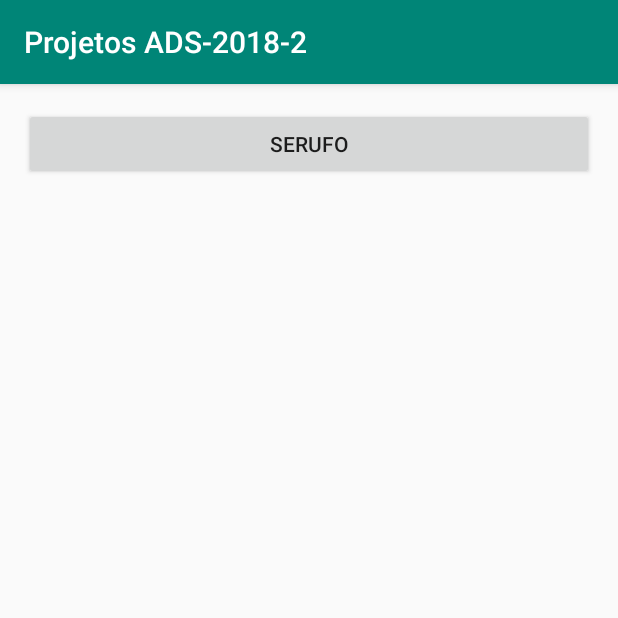
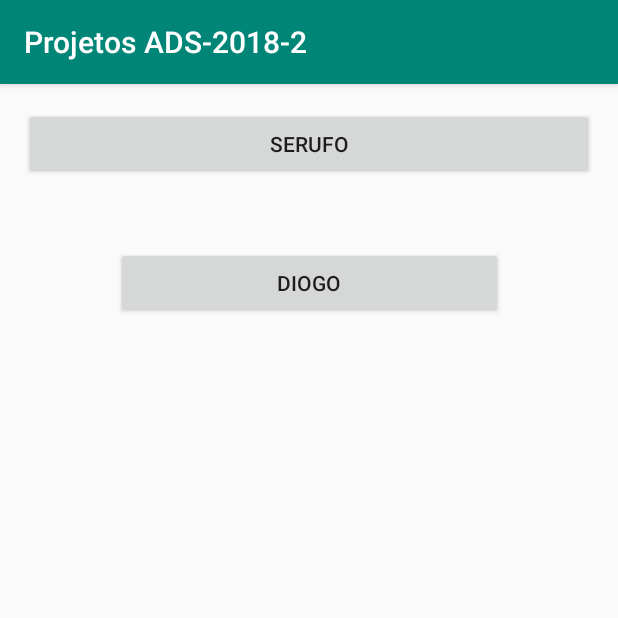
Before and after one commit to serufo/ADS20182, an Android app: the screen it shows after launch (MainActivity), on a phone screen of 412 x 824 dp, the top half of it. Run offline under Robolectric (Android 15) with nearby library versions, the phone set to English and light mode, and no system bars.

Commit message:
Criammos uma nova Activity e um botão que envia para essa nova activity e na nova activity um botão que volta para a principal.

```diff
--- a/app/src/main/AndroidManifest.xml
+++ b/app/src/main/AndroidManifest.xml
@@ -17,7 +17,8 @@
                 <category android:name="android.intent.category.LAUNCHER" />
             </intent-filter>
         </activity>
-        <activity android:name=".ProfSerufo"></activity>
+        <activity android:name=".ProfSerufo" />
+        <activity android:name=".diogoActivity"></activity>
     </application>
 
 </manifest>
--- a/app/src/main/java/com/example/ads_2018_2/MainActivity.java
+++ b/app/src/main/java/com/example/ads_2018_2/MainActivity.java
@@ -28,6 +28,15 @@ public class MainActivity extends AppCompatActivity {
 
         //[SERUFO] Fim do código do SERUFO
 
+        Button btnDiogo = findViewById(R.id.btnDiogo);
+        btnDiogo.setOnClickListener(new View.OnClickListener() {
+            @Override
+            public void onClick(View v) {
+                Intent intent = new Intent(MainActivity.this, diogoActivity.class);
+                startActivity(intent);
+            }
+        });
+
 
     }
 }
--- a/app/src/main/res/layout/activity_main.xml
+++ b/app/src/main/res/layout/activity_main.xml
@@ -15,10 +15,27 @@
         android:layout_marginTop="16dp"
         android:layout_marginEnd="16dp"
         android:layout_marginRight="16dp"
-        android:text="Serufo"
+        android:text="@string/btnSerufo"
         app:layout_constraintEnd_toEndOf="parent"
         app:layout_constraintStart_toStartOf="parent"
         app:layout_constraintTop_toTopOf="parent" />
 
+    <Button
+        android:id="@+id/btnDiogo"
+        android:layout_width="258dp"
+        android:layout_height="wrap_content"
+        android:layout_marginStart="8dp"
+        android:layout_marginLeft="8dp"
+        android:layout_marginTop="8dp"
+        android:layout_marginEnd="8dp"
+        android:layout_marginRight="8dp"
+        android:layout_marginBottom="8dp"
+        android:text="@string/btnDiogo"
+        app:layout_constraintBottom_toBottomOf="parent"
+        app:layout_constraintEnd_toEndOf="parent"
+        app:layout_constraintStart_toStartOf="parent"
+        app:layout_constraintTop_toBottomOf="@+id/btnSerufo"
+        app:layout_constraintVertical_bias="0.057" />
+
 
 </android.support.constraint.ConstraintLayout>
--- a/app/src/main/res/values/strings.xml
+++ b/app/src/main/res/values/strings.xml
@@ -1,3 +1,7 @@
 <resources>
     <string name="app_name">Projetos ADS-2018-2</string>
+    <string name="btnSerufo">SERUFO</string>
+    <string name="btnDiogo">DIOGO</string>
+    <string name="teste">Teste Diogo</string>
+    <string name="voltar">Voltar</string>
 </resources>
```
Also changed, not shown: app/src/main/java/com/example/ads_2018_2/diogoActivity.java (added, +25 -0 lines), app/src/main/res/layout/activity_diogo.xml (added, +30 -0 lines).
